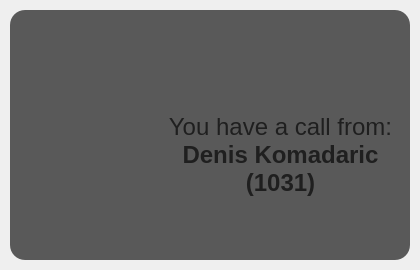
The window that PopupWindow.ui (okostynchuk/Outcall) describes before a commit, drawn with Qt 5.
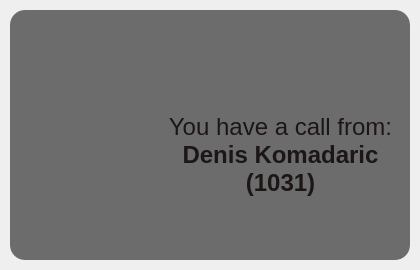
The same window after the commit. Icons and pictures are not drawn.

Commit message: better IF and "n" is correct

```diff
--- a/PopupWindow.ui
+++ b/PopupWindow.ui
@@ -52,7 +52,7 @@
    </property>
    <property name="styleSheet">
     <string notr="true">*{
-background-color: rgba(0, 0, 0, 160);
+background-color: rgba(0, 0, 0, 140);
 border-radius: 15px;
 }</string>
    </property>
@@ -85,7 +85,7 @@
    </property>
    <property name="styleSheet">
     <string notr="true">*{
-color: #1f1f1f;
+color: #1c1616;
 margin: 0px  auto;
 text-align: center;
 }</string>
@@ -106,7 +106,7 @@
   <widget class="QLabel" name="lblAvatar">
    <property name="geometry">
     <rect>
-     <x>40</x>
+     <x>52</x>
      <y>80</y>
      <width>90</width>
      <height>90</height>
```
The commit also changes 1 other file.
